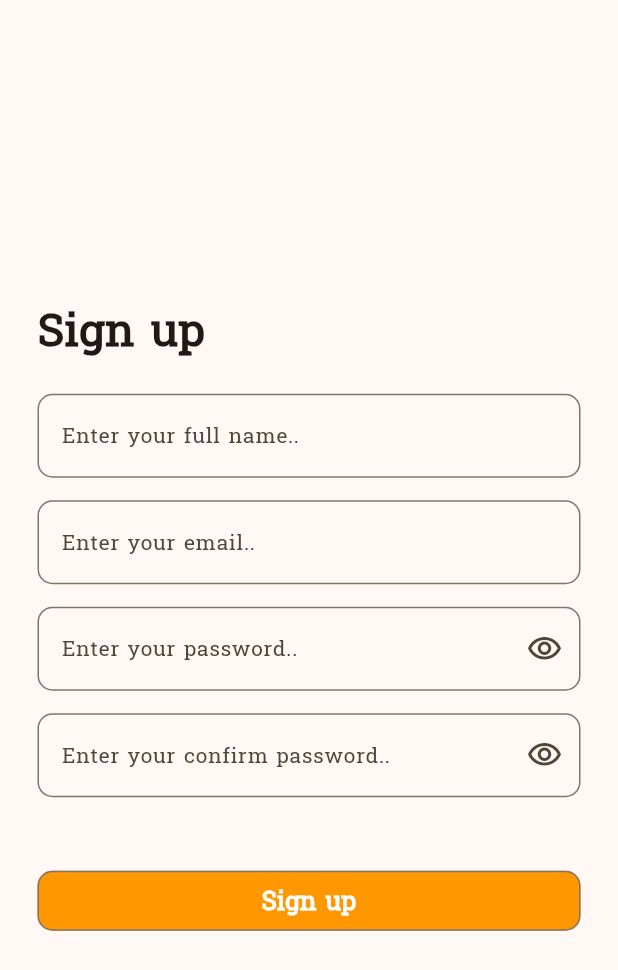
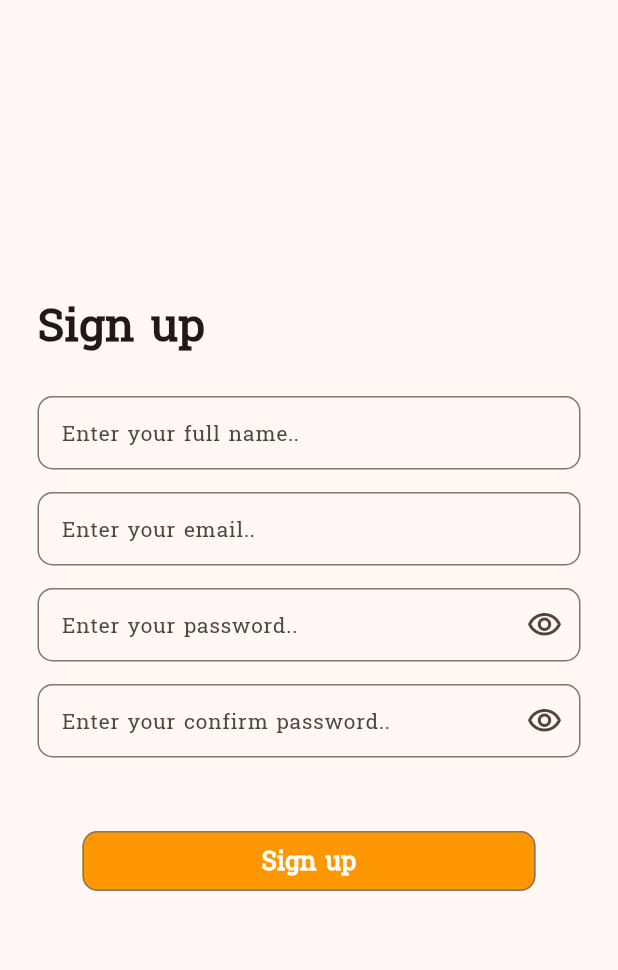
Before and after one commit to noura2tarek/shopping_app_interface, a Flutter app: the screen it shows after launch, on a phone screen of 412 x 824 dp. Shown: the top 970 px of the screen. Run offline on Flutter 3.47's test engine with Material 3 defaults, Android fonts, the phone set to English and light mode, and no system bars.

Commit message:
Update sign up page

```diff
--- a/lib/screens/sign_up_page.dart
+++ b/lib/screens/sign_up_page.dart
@@ -46,7 +46,7 @@ class _SignUpPageState extends State<SignUpPage> {
                       ),
                     ),
                     const SizedBox(
-                      height: 20.0,
+                      height: 25.0,
                     ),
                     /*------------- Full Name Text Field -------------*/
                     CustomFromField(
@@ -120,7 +120,7 @@ class _SignUpPageState extends State<SignUpPage> {
                     ),
                     /*---------- Sign Up Button ----------*/
                     Padding(
-                      padding: const EdgeInsets.only(top: 30.0),
+                      padding: const EdgeInsets.all(30.0),
                       child: SizedBox(
                         width: double.infinity,
                         child: SignUpButton(
--- a/lib/widgets/auth_widgets/custom_from_field.dart
+++ b/lib/widgets/auth_widgets/custom_from_field.dart
@@ -26,6 +26,8 @@ class CustomFromField extends StatelessWidget {
   Widget build(BuildContext context) {
     return Padding(
       padding: const EdgeInsets.only(bottom: 15.0),
+      child: SizedBox(
+        height: 49.0,
         child: TextFormField(
           controller: controller,
           keyboardType: keyboardType,
@@ -45,6 +47,7 @@ class CustomFromField extends StatelessWidget {
           ),
           validator: validator,
         ),
+      ),
     );
   }
 }
```
Lines whose indentation alone changed are shown as unchanged.
